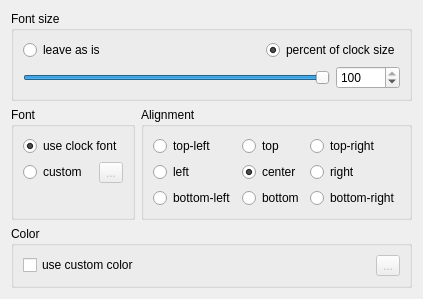
Kolcha/DigitalClock4, file plugin_core/base_settings_widget.ui: the form before one commit.
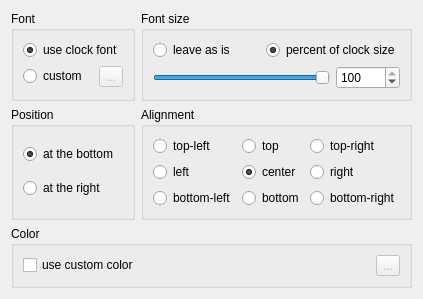
The form after the commit.

Commit message:
plugin_core: added layout management option
branch : plugins

Patch:
```diff
--- a/plugin_core/base_settings_widget.ui
+++ b/plugin_core/base_settings_widget.ui
@@ -6,12 +6,48 @@
    <rect>
     <x>0</x>
     <y>0</y>
-    <width>400</width>
+    <width>398</width>
     <height>290</height>
    </rect>
   </property>
   <layout class="QGridLayout" name="base_settings_layout">
-   <item row="0" column="0" colspan="2">
+   <item row="0" column="0">
+    <widget class="QGroupBox" name="font_group">
+     <property name="title">
+      <string>Font</string>
+     </property>
+     <layout class="QGridLayout" name="font_layout">
+      <item row="0" column="0" colspan="2">
+       <widget class="QRadioButton" name="clock_font_button">
+        <property name="text">
+         <string>use clock font</string>
+        </property>
+        <property name="checked">
+         <bool>true</bool>
+        </property>
+       </widget>
+      </item>
+      <item row="1" column="0">
+       <widget class="QRadioButton" name="custom_font_button">
+        <property name="text">
+         <string>custom</string>
+        </property>
+       </widget>
+      </item>
+      <item row="1" column="1">
+       <widget class="QToolButton" name="choose_font_button">
+        <property name="enabled">
+         <bool>false</bool>
+        </property>
+        <property name="text">
+         <string notr="true">...</string>
+        </property>
+       </widget>
+      </item>
+     </layout>
+    </widget>
+   </item>
+   <item row="0" column="1">
     <widget class="QGroupBox" name="font_size_group">
      <property name="title">
       <string>Font size</string>
@@ -67,15 +103,15 @@
     </widget>
    </item>
    <item row="1" column="0">
-    <widget class="QGroupBox" name="font_group">
+    <widget class="QGroupBox" name="position_group">
      <property name="title">
-      <string>Font</string>
+      <string>Position</string>
      </property>
-     <layout class="QVBoxLayout" name="font_layout">
+     <layout class="QVBoxLayout" name="position_layout">
       <item>
-       <widget class="QRadioButton" name="clock_font_button">
+       <widget class="QRadioButton" name="pos_bottom_rbtn">
         <property name="text">
-         <string>use clock font</string>
+         <string>at the bottom</string>
         </property>
         <property name="checked">
          <bool>true</bool>
@@ -83,38 +119,11 @@
        </widget>
       </item>
       <item>
-       <layout class="QHBoxLayout" name="horizontalLayout">
-        <item>
-         <widget class="QRadioButton" name="custom_font_button">
-          <property name="text">
-           <string>custom</string>
-          </property>
-         </widget>
-        </item>
-        <item>
-         <widget class="QToolButton" name="choose_font_button">
-          <property name="enabled">
-           <bool>false</bool>
-          </property>
-          <property name="text">
-           <string notr="true">...</string>
-          </property>
-         </widget>
-        </item>
-       </layout>
-      </item>
-      <item>
-       <spacer name="verticalSpacer">
-        <property name="orientation">
-         <enum>Qt::Vertical</enum>
+       <widget class="QRadioButton" name="pos_right_rbtn">
+        <property name="text">
+         <string>at the right</string>
         </property>
-        <property name="sizeHint" stdset="0">
-         <size>
-          <width>20</width>
-          <height>10</height>
-         </size>
-        </property>
-       </spacer>
+       </widget>
       </item>
      </layout>
     </widget>
```
Left out of the diff: 32 changed lines with no effect on the pictures. The commit also changes 9 other files.
